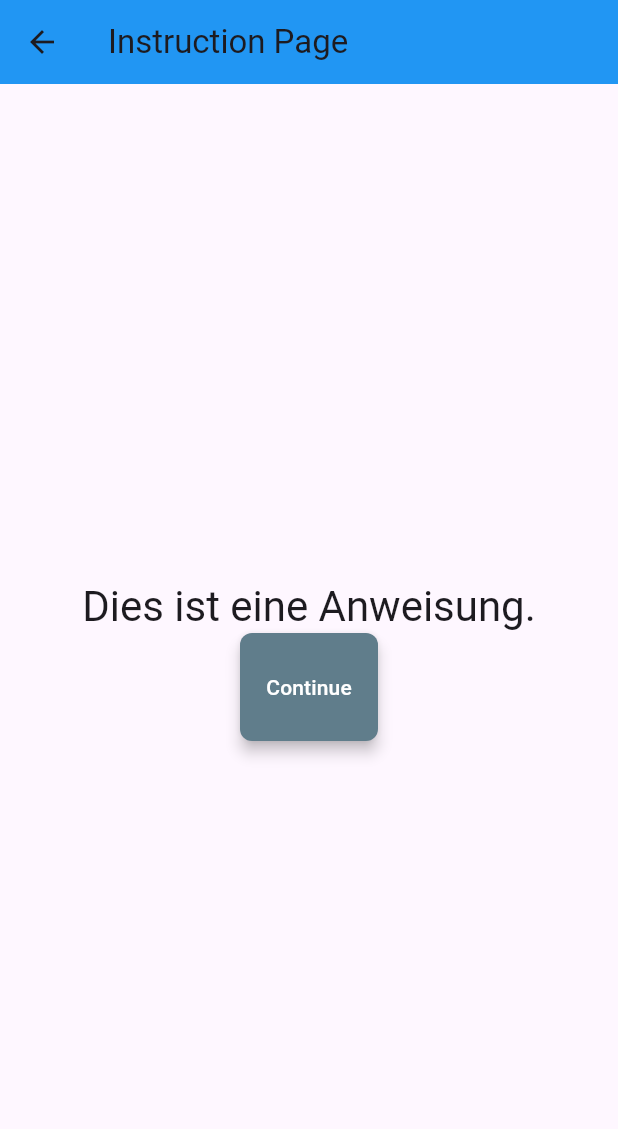
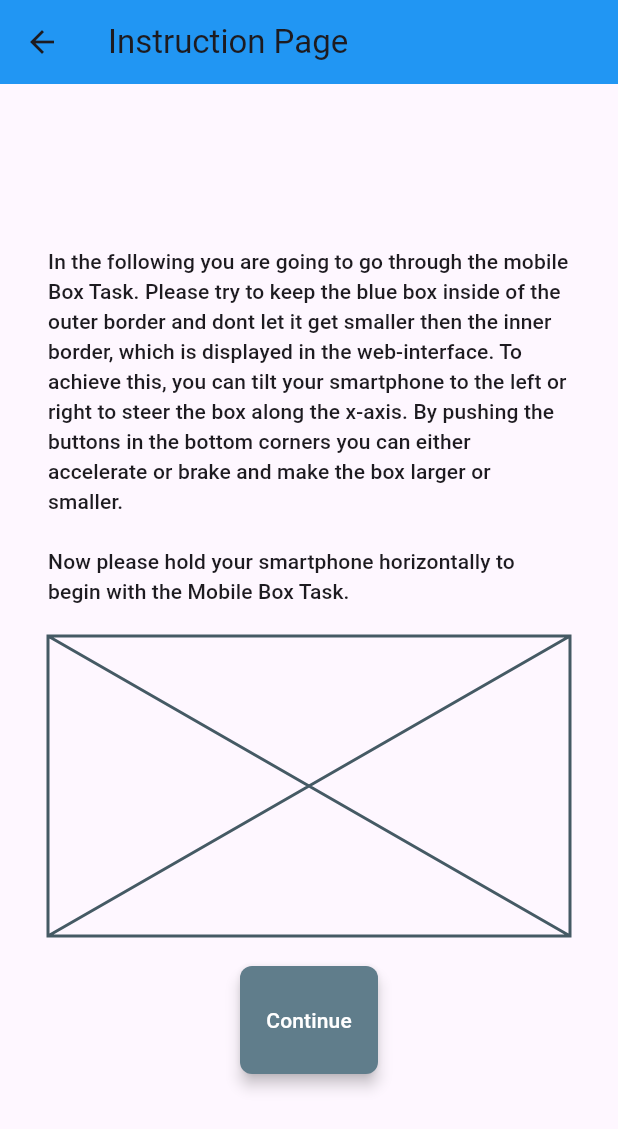
Before and after one commit to Rhaun95/Mobile-Box-Task, a Flutter app: the InstructionPage screen opened directly, on a phone screen of 412 x 824 dp. Shown: the top 1129 px of the screen. Run offline on Flutter 3.47's test engine with Material 3 defaults, Android fonts, the phone set to English and light mode, and no system bars; our stand-ins replace sensors.

Commit message:
ADD: InstructionPage content

```diff
--- a/mobile_box_task/lib/view/InstructionPage.dart
+++ b/mobile_box_task/lib/view/InstructionPage.dart
@@ -16,16 +16,42 @@ class InstructionPage extends StatelessWidget {
         child: Column(
           mainAxisAlignment: MainAxisAlignment.center,
           children: [
-            Text(
-              'Dies ist eine Anweisung.',
-              style: Theme.of(context).textTheme.headline4,
+            Padding(
+              padding: const EdgeInsets.all(32),
+              child: Column(
+                children: [
+                  Text(
+                    'In the following you are going to go through the mobile Box Task. Please try to keep the blue box inside of the outer border and dont let it get smaller then the inner border, which is displayed in the web-interface. To achieve this, you can tilt your smartphone to the left or right to steer the box along the x-axis. By pushing the buttons in the bottom corners you can either accelerate or brake and make the box larger or smaller.',
+                    style: Theme.of(context).textTheme.titleSmall,
+                  ),
+                  const SizedBox(
+                    height: 20,
+                  ),
+                  Text(
+                    'Now please hold your smartphone horizontally to begin with the Mobile Box Task.',
+                    style: Theme.of(context).textTheme.titleSmall,
+                  ),
+                  const SizedBox(
+                    height: 20,
+                  ),
+                  const SizedBox(width: 350, height: 200, child: Placeholder()),
+                  const SizedBox(
+                    height: 20,
+                  ),
+                  Button(
+                    onPressed: () {
+                      Navigator.push(
+                        context,
+                        MaterialPageRoute(
+                          builder: (context) => const Driving(),
+                        ),
+                      );
+                    },
+                    text: "Continue",
+                  ),
+                ],
+              ),
             ),
-            Button(
-                onPressed: () {
-                  Navigator.push(context,
-                      MaterialPageRoute(builder: (context) => const Driving()));
-                },
-                text: "Continue")
           ],
         ),
       ),
```
